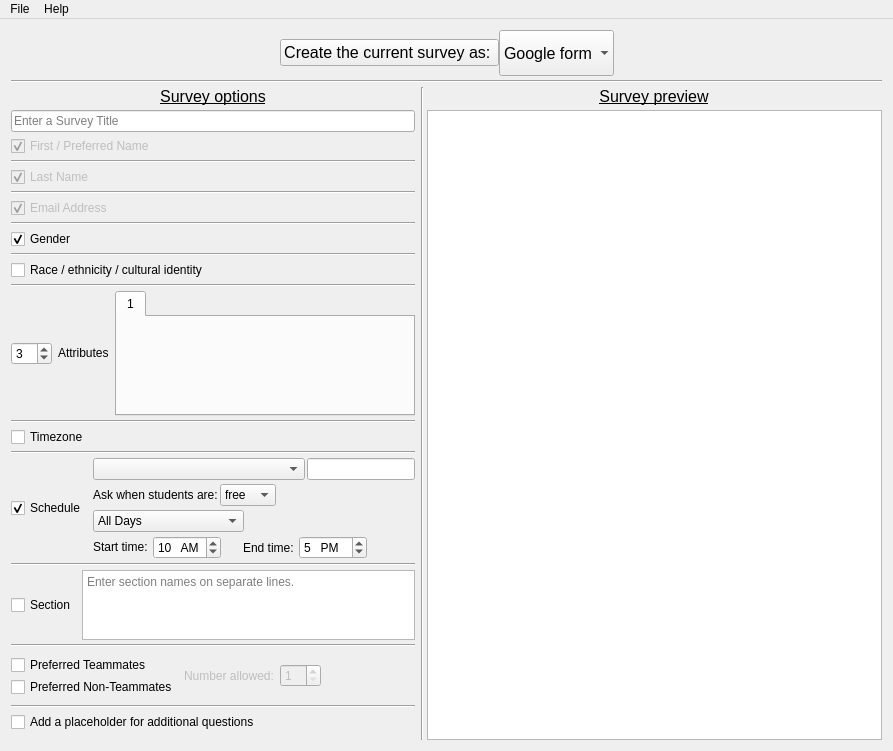
First picture: the form in surveymaker.ui, repository gruepr/gruepr, before the edit.
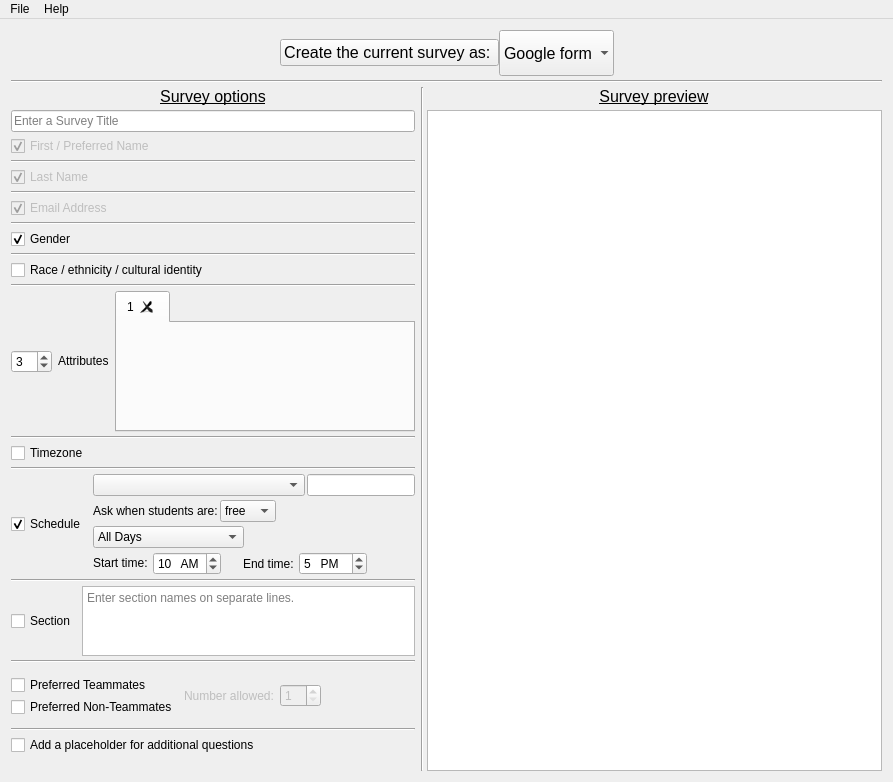
Second picture: the form after the edit. Icons and pictures are not drawn.

Commit message: Adding some functionality to the attributeTabs: making them closable in SurveyMaker and adding counts of how many students gave each response in gruepr

```diff
--- a/surveymaker.ui
+++ b/surveymaker.ui
@@ -7,7 +7,7 @@
     <x>0</x>
     <y>0</y>
     <width>893</width>
-    <height>716</height>
+    <height>782</height>
    </rect>
   </property>
   <property name="windowTitle">
@@ -280,9 +280,7 @@
       </property>
       <property name="font">
        <font>
-        <family>Oxygen Mono</family>
         <pointsize>10</pointsize>
-        <weight>50</weight>
         <italic>false</italic>
         <bold>false</bold>
        </font>
@@ -795,6 +793,9 @@
         <property name="currentIndex">
          <number>0</number>
         </property>
+        <property name="tabsClosable">
+         <bool>true</bool>
+        </property>
         <widget class="QWidget" name="fillinTab">
          <attribute name="title">
           <string>1</string>
```
The commit also changes 7 other files.
